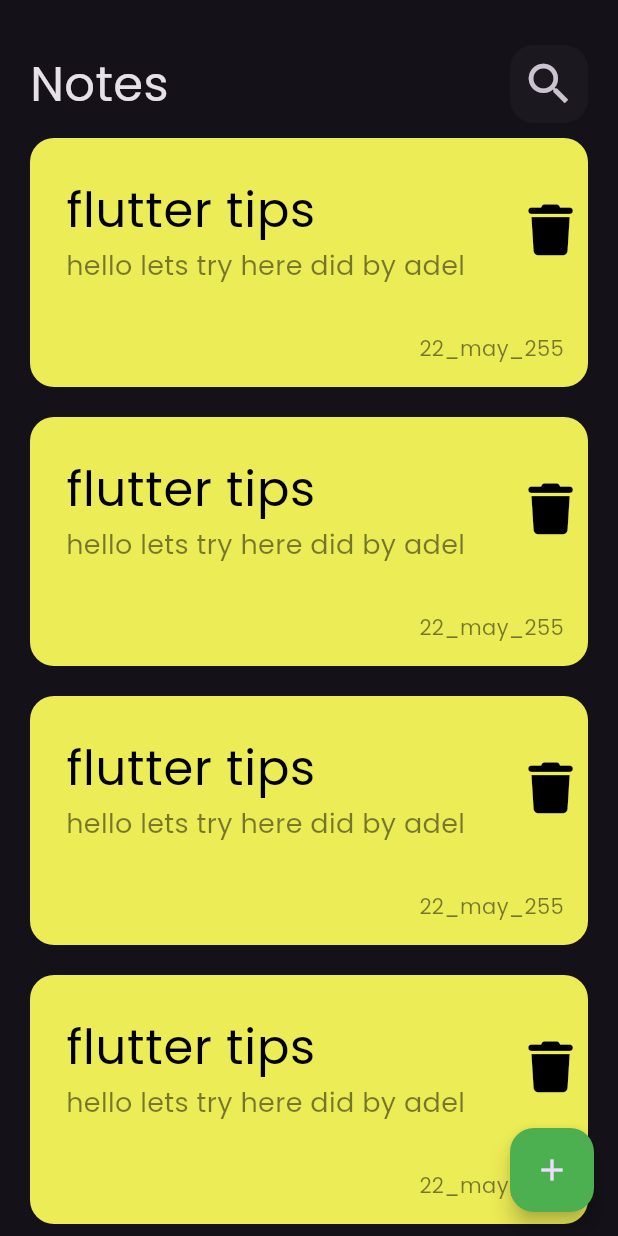
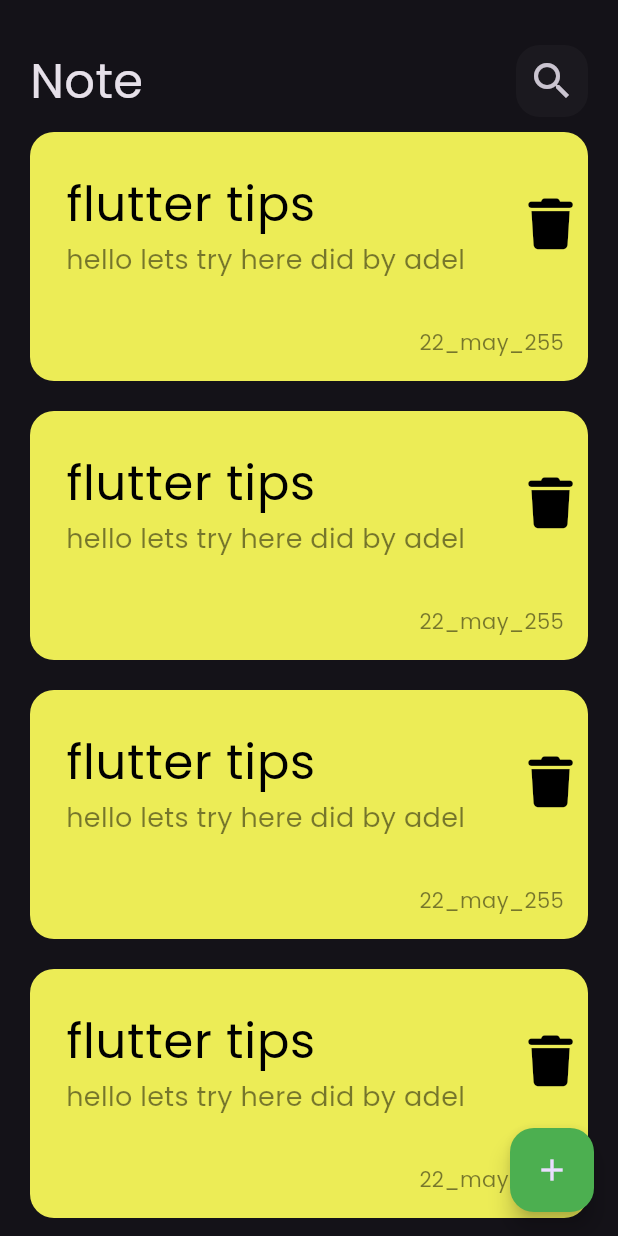
Before and after one commit to AdelIbrahim27/NotesAPP, a Flutter app: the screen it shows after launch, on a phone screen of 412 x 824 dp. Run offline on Flutter 3.47's test engine with Material 3 defaults, Android fonts, the phone set to English and light mode, and no system bars; our stand-ins replace font_awesome_flutter.

Commit message:
create editnote

```diff
--- a/lib/widgets/custom_appbar.dart
+++ b/lib/widgets/custom_appbar.dart
@@ -3,14 +3,15 @@ import 'package:flutter/material.dart';
 import 'package:noteapp/widgets/custom_search_icon.dart';
 
 class CustomAppbar extends StatelessWidget {
-  const CustomAppbar({super.key});
-
+  const CustomAppbar({super.key, required this.tittle, required this.icon});
+final String tittle;
+final Icon icon;
   @override
   Widget build(BuildContext context) {
-    return const Row(mainAxisAlignment: MainAxisAlignment.spaceBetween,
+    return  Row(mainAxisAlignment: MainAxisAlignment.spaceBetween,
             children: [
-            Text('Notes', style: TextStyle(fontSize: 32)),
-           CustomSearchIcon(),
+            Text(tittle, style: const TextStyle(fontSize: 32)),
+           CustomSearchIcon(icon:icon),
           ],);
   }
 }
--- a/lib/widgets/custom_search_icon.dart
+++ b/lib/widgets/custom_search_icon.dart
@@ -2,8 +2,8 @@
 import 'package:flutter/material.dart';
 
 class CustomSearchIcon extends StatelessWidget {
-  const CustomSearchIcon({super.key});
-
+  const CustomSearchIcon({super.key, required this.icon});
+final Icon icon;
   @override
   Widget build(BuildContext context) {
     return  Container(decoration: BoxDecoration(
@@ -11,6 +11,6 @@ class CustomSearchIcon extends StatelessWidget {
                   borderRadius: BorderRadius.circular(16)
                 ),
                 child: IconButton(
-                    onPressed: () {}, icon: const Icon(Icons.search, size: 36)),);
+                    onPressed: () {}, icon: icon,iconSize: 32,),);
   }
 }
--- a/lib/widgets/custom_textfield.dart
+++ b/lib/widgets/custom_textfield.dart
@@ -10,11 +10,9 @@ final int maxlines;
   @override
   Widget build(BuildContext context) {
     return   TextField(
-
       maxLines: maxlines,
       cursorColor:  kPrimaryColor,
       decoration: InputDecoration(
-
         hintText: hint,
 hintStyle: const TextStyle(color: kPrimaryColor),
         focusedBorder: OutlineInputBorder(
--- a/lib/widgets/cutom_card.dart
+++ b/lib/widgets/cutom_card.dart
@@ -1,6 +1,7 @@
 
 import 'package:flutter/material.dart';
 import 'package:font_awesome_flutter/font_awesome_flutter.dart';
+import 'package:noteapp/views/edit_view.dart';
 
 
 class CustomCardItems extends StatelessWidget {
@@ -8,7 +9,13 @@ class CustomCardItems extends StatelessWidget {
 
   @override
   Widget build(BuildContext context) {
-    return Container(
+    return GestureDetector(
+      onTap: () {
+        Navigator.push(context, MaterialPageRoute(builder: (context) {
+          return EditView();
+        },));
+      },
+      child: Container(
        padding: const EdgeInsets.only(top: 16,bottom: 16,left: 24),
         decoration: BoxDecoration(
           borderRadius:BorderRadius.circular(16) ,
@@ -29,6 +36,7 @@ class CustomCardItems extends StatelessWidget {
               )
             ],
           ),
+      ),
     );
   }
 }
--- a/lib/widgets/notes_view_body.dart
+++ b/lib/widgets/notes_view_body.dart
@@ -15,7 +15,7 @@ class NotesViewBody extends StatelessWidget {
       child: Column(
         children: [
           SizedBox(height: 30),
-          CustomAppbar(),
+          CustomAppbar(tittle: 'Note', icon: Icon(Icons.search),),
           Expanded(child: ListViewItems()),
         ],
       ),
```
Also changed, not shown: lib/views/edit_view.dart (added, +13 -0 lines), lib/widgets/edit_view_body.dart (added, +26 -0 lines). Lines whose indentation alone changed are shown as unchanged.
